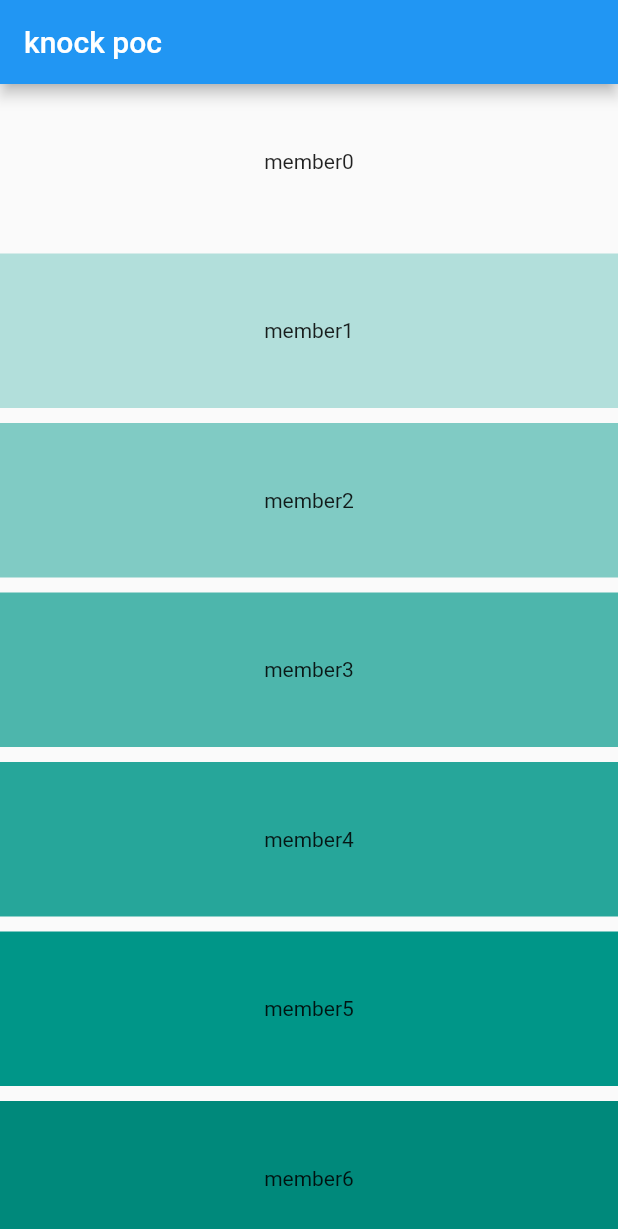
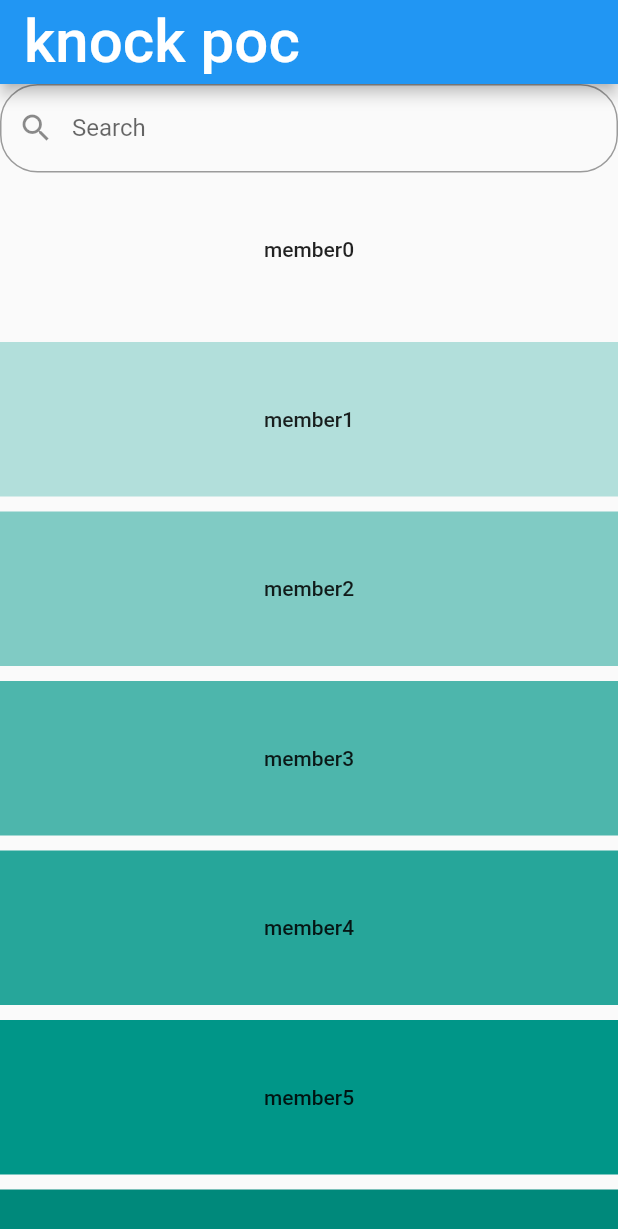
Before and after one commit to canisterism/knock_poc, a Flutter app: the screen it shows after launch, on a phone screen of 412 x 824 dp. Shown: the top 1229 px of the screen. Run offline on Flutter 3.47's test engine with Material 2 defaults, Android fonts, the phone set to English and light mode, and no system bars.

Commit message:
:tada: add state

```diff
--- a/lib/main.dart
+++ b/lib/main.dart
@@ -1,5 +1,6 @@
 import 'package:flutter/material.dart';
-import 'package:flutter_poc/scoped_models/serch_list.dart';
+import 'scoped_models/serch_list.dart';
+import 'package:scoped_model/scoped_model.dart';
 
 void main() => runApp(MyApp());
 
@@ -17,15 +18,50 @@ class MyApp extends StatelessWidget {
 }
 
 class HomeScreen extends StatelessWidget {
-  final searchList = SearchList.sample();
-
   @override
   Widget build(BuildContext context) {
     return Scaffold(
-      appBar: AppBar(title: Text('knock poc')),
-      body: CustomScrollView(
+      appBar: AppBar(
+          title: Text(
+        'knock poc',
+        style: TextStyle(fontSize: 40),
+      )),
+      body: ScopedModel<SearchList>(
+        model: SearchList.sample(),
+        child: CustomScrollView(
           slivers: <Widget>[
-          SliverGrid(
+            _buildSearchInputArea(context),
+            _buildMembersArea(context),
+          ],
+        ),
+      ),
+    );
+  }
+
+  _buildSearchInputArea(BuildContext context) {
+    return ScopedModelDescendant<SearchList>(
+      builder: (context, child, model) => SliverList(
+        delegate: SliverChildListDelegate([
+          Align(
+            alignment: Alignment.center,
+            child: TextField(
+              controller: TextEditingController(),
+              decoration: InputDecoration(
+                  labelText: "Search",
+                  hintText: "Search",
+                  prefixIcon: Icon(Icons.search),
+                  border: OutlineInputBorder(
+                      borderRadius: BorderRadius.all(Radius.circular(25.0)))),
+            ),
+          ),
+        ]),
+      ),
+    );
+  }
+
+  _buildMembersArea(BuildContext context) {
+    return ScopedModelDescendant<SearchList>(
+      builder: (context, child, model) => SliverGrid(
         gridDelegate: SliverGridDelegateWithMaxCrossAxisExtent(
           maxCrossAxisExtent: 500.0,
           mainAxisSpacing: 10.0,
@@ -37,13 +73,14 @@ class HomeScreen extends StatelessWidget {
             return Container(
               alignment: Alignment.center,
               color: Colors.teal[100 * (index % 9)],
-                  child: Text(searchList.members[index].name),
+              child: FlatButton(
+                child: Text(model.members[index].name),
+                onPressed: () => model.selectMember(id: index),
+              ),
             );
           },
-              childCount: searchList.members.length,
+          childCount: model.members.length,
         ),
-          ),
-        ],
       ),
     );
   }
--- a/lib/scoped_models/member_model.dart
+++ b/lib/scoped_models/member_model.dart
@@ -1,9 +1,11 @@
 import 'package:scoped_model/scoped_model.dart';
 
 class MemberModel extends Model {
-  MemberModel({this.id, this.name, this.yomigana, this.avatarUrl});
+  MemberModel(
+      {this.id, this.name, this.yomigana, this.divName, this.avatarUrl});
   final int id;
   final String name;
   final String yomigana;
+  final String divName;
   final String avatarUrl;
 }
--- a/lib/scoped_models/serch_list.dart
+++ b/lib/scoped_models/serch_list.dart
@@ -2,16 +2,30 @@ import 'package:scoped_model/scoped_model.dart';
 import 'member_model.dart';
 
 class SearchList extends Model {
-  SearchList({this.members});
+  SearchList({this.membersMaster, this.searchWord}) {
+    members = membersMaster;
+  }
 
   static SearchList sample() {
     return SearchList(
-      members: List.generate(
+      membersMaster: List.generate(
         100,
         (i) => MemberModel(id: i, name: 'member${i}', avatarUrl: ''),
       ),
     );
   }
 
-  final List<MemberModel> members;
+  void onChangeSearchWord(String word) {
+    searchWord = word;
+    notifyListeners();
+  }
+
+  void selectMember({int id}) {
+    members = [members[id]];
+    notifyListeners();
+  }
+
+  final List<MemberModel> membersMaster;
+  List<MemberModel> members;
+  String searchWord;
 }
```
Lines whose indentation alone changed are shown as unchanged.
